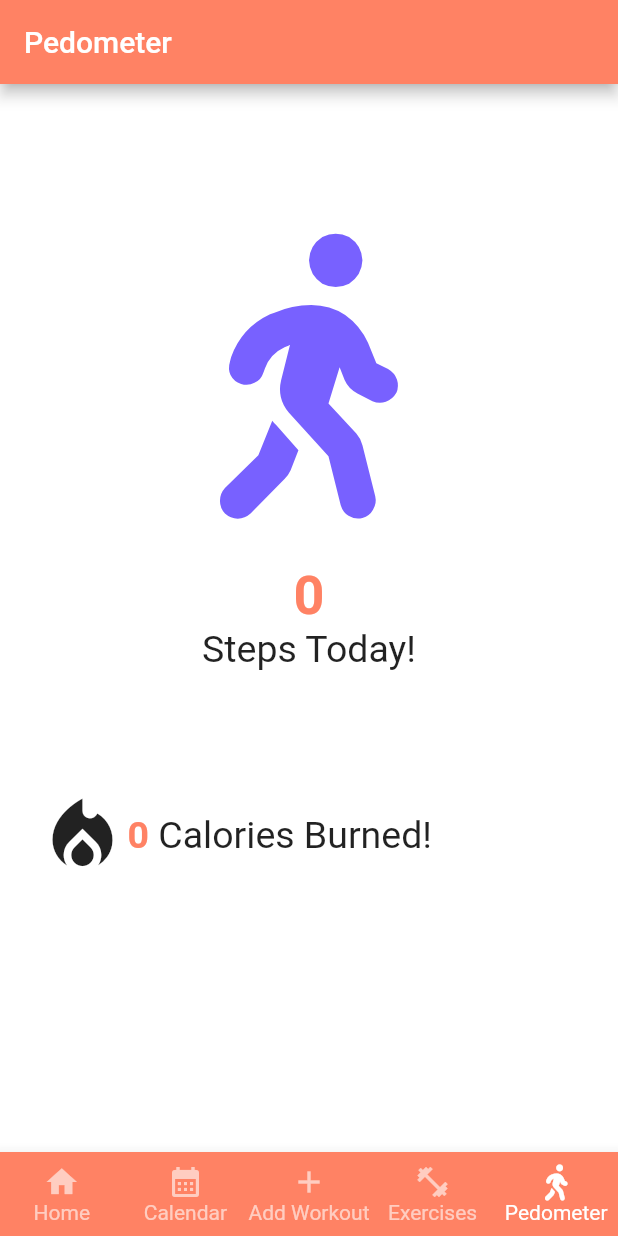
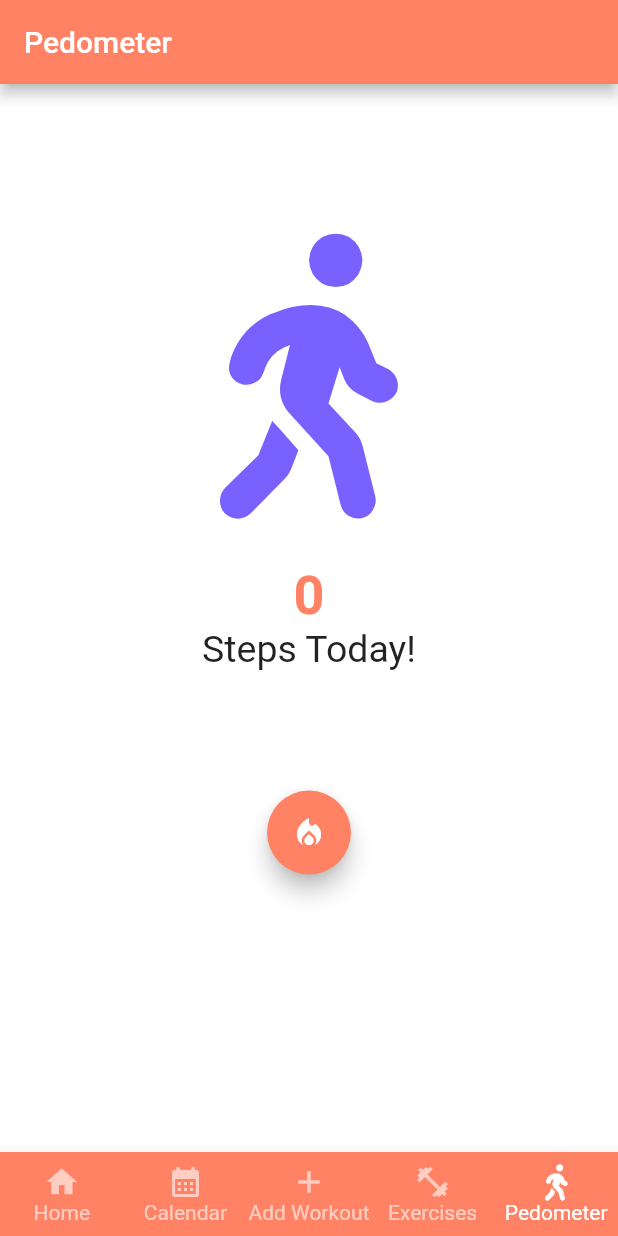
Before and after one commit to ahmadmua/PROG20261---Fire-Up-Fitness, a Flutter app: the PedometerScreen screen opened directly, on a phone screen of 412 x 824 dp. Run offline on Flutter 3.47's test engine with Material 2 defaults, Android fonts, the phone set to English and light mode, and no system bars; our stand-ins replace cloud_firestore, firebase_auth, firebase_core, font_awesome_flutter, pedometer; accounts and stored records are empty.

Commit message:
Made calories a FAB

```diff
--- a/lib/pedometer-screen.dart
+++ b/lib/pedometer-screen.dart
@@ -37,7 +37,6 @@ class _PedometerScreenState extends State<PedometerScreen> {
     print(event);
     setState(() {
       _steps = event.steps.toString();
-      calculateCalories();
     });
   }
 
@@ -54,18 +53,48 @@ class _PedometerScreenState extends State<PedometerScreen> {
 
     if (!mounted) return;
   }
+  //
+  // void calculateCalories(){
+  //   setState(() {
+  //     // _stepsInt = int.parse(_steps);
+  //     // _cals = (_stepsInt) / 40;
+  //     // _calsInt = _cals.toInt();
+  //     // var rng = Random();
+  //     // for (var i = 0; i < 10; i++) {
+  //     //    _calsInt = (rng.nextInt(100));
+  //     // }
+  //
+  //
+  //
+  //   });
+  // }
 
-  void calculateCalories(){
-    setState(() {
-      // _stepsInt = int.parse(_steps);
-      // _cals = (_stepsInt) / 40;
-      // _calsInt = _cals.toInt();
-      var rng = Random();
-      for (var i = 0; i < 10; i++) {
-         _calsInt = (rng.nextInt(100));
-      }
+  void showCalories() {
 
-    });
+    // _steps = "1000";
+    _stepsInt = int.parse(_steps);
+    _cals = (_stepsInt) / 40;
+    _calsInt = _cals.toInt();
+
+    showDialog(
+      context: context,
+      builder: (BuildContext context) {
+        // return object of type Dialog
+        return AlertDialog(
+          title: Text("$_calsInt"),
+          content: const Text("Calories Burned!"),
+          actions: <Widget>[
+            // usually buttons at the bottom of the dialog
+            TextButton(
+              child: const Text("Close"),
+              onPressed: () {
+                Navigator.of(context).pop();
+              },
+            ),
+          ],
+        );
+      },
+    );
   }
 
 
@@ -159,22 +188,27 @@ class _PedometerScreenState extends State<PedometerScreen> {
             const SizedBox(
               height: 80,
             ),
-            Row(
-              children: [
-                const SizedBox(
-                  width: 25,
-                ),
-                const Icon(Icons.local_fire_department, size: 60),
-                Text("$_calsInt",
-                    style: const TextStyle(
-                        fontWeight: FontWeight.bold,
-                        fontSize: 25,
-                        color: Color.fromRGBO(255, 130, 100, 1))),
-                const Text(" Calories Burned!",
-                    style: TextStyle(
-                        fontSize: 25)),
-              ],
+            FloatingActionButton(
+              onPressed: (){showCalories();},
+              backgroundColor: const Color.fromRGBO(255, 130, 100, 1),
+              child: const Icon(Icons.local_fire_department),
             ),
+            // Row(
+            //   children: [
+            //     const SizedBox(
+            //       width: 25,
+            //     ),
+            //     const Icon(Icons.local_fire_department, size: 60),
+            //     Text("$_calsInt",
+            //         style: const TextStyle(
+            //             fontWeight: FontWeight.bold,
+            //             fontSize: 25,
+            //             color: Color.fromRGBO(255, 130, 100, 1))),
+            //     const Text(" Calories Burned!",
+            //         style: TextStyle(
+            //             fontSize: 25)),
+            //   ],
+            // ),
           ],
         ));
   }
--- a/pubspec.yaml
+++ b/pubspec.yaml
@@ -45,6 +45,7 @@ dependencies:
   font_awesome_flutter: ^10.1.0
   fluttertoast: ^8.0.9
   pedometer: ^3.0.0
+  table_calendar: ^3.0.5
 
 dev_dependencies:
   flutter_test:
```
Also changed, not shown: pubspec.lock.
